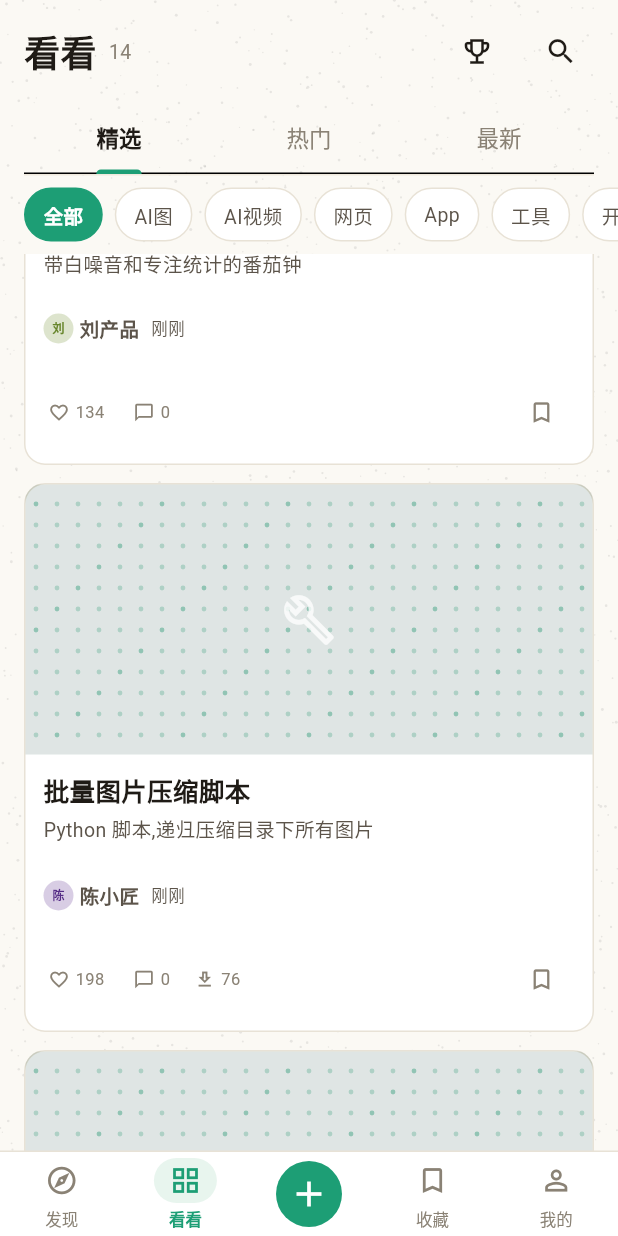
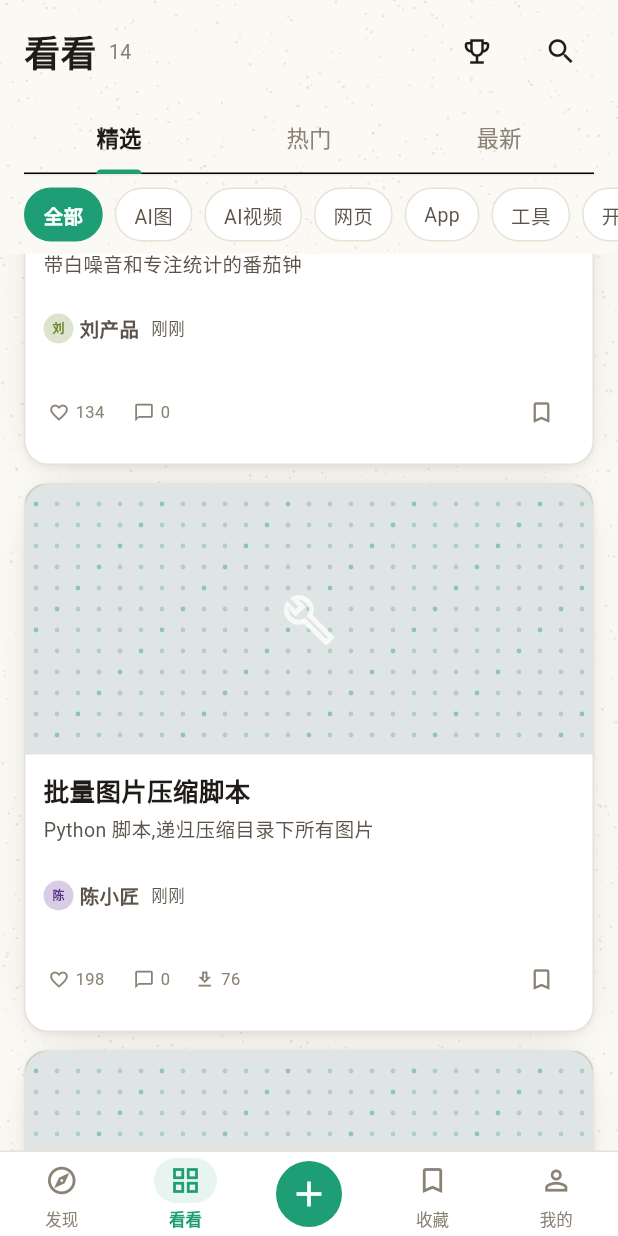
Before and after one commit to lBWtt/kankan-flutter, a Flutter app: the screen it shows after launch, item 2 of the bottom bar chosen, scrolled down 2880 dp, on a phone screen of 412 x 824 dp. Run offline on Flutter 3.47's test engine with Material 3 defaults, Android fonts, the phone set to English and light mode, and no system bars; our stand-ins replace flutter_animate, flutter_riverpod, freezed_annotation, go_router, image_picker, photo_view and 1 more; Roboto replaces fonts that are missing (JetBrainsMono, NotoSerifSC).

Commit message:
地基:阴影 elevation + 语义色板 + 圆角/字级 token(Claude 的 10%)
视觉地基层,zai 的 90% 在此基础上铺:
- tokens.dart: 新增 KkElevation(card/overlay 暖色阴影,纸感抬升);
  圆角柔化 md 10→12 / lg 14→16 / xl 18→20;新增 KkType.display(30 衬线,首屏 hero)
- kk_colors.dart: 补语义色板 like/gold/silver/bronze/amber(取自 Web 原型)
- project_card._full: 套 KkElevation.card,列表卡片从"纸片"变"有纵深"
- 点赞纪律:6 处 like 心形 coral→like(#E0245E);珊瑚橙自此只归 take
- 替换 flutter create 默认 counter 测试为真实启动冒烟

analyze 0 error(app 代码),web release 构建通过。

Co-Authored-By: Claude Opus 4.8 <noreply@anthropic.com>

```diff
--- a/lib/core/theme/kk_colors.dart
+++ b/lib/core/theme/kk_colors.dart
@@ -45,4 +45,16 @@ class KkColors {
   static const bd = Color(0xFFE8E2D6);
   /// 分隔线
   static const divider = Color(0xFFEFE9DD);
+
+  // ── 语义色(SSOT §1,取自 Web 原型全色板)──
+  /// 点赞情感色(区别于 take 的珊瑚橙)。心用偏红,take 用珊瑚。
+  static const like = Color(0xFFE0245E);
+  /// 榜单第 1 / staff_pick
+  static const gold = Color(0xFFB68A2E);
+  /// 榜单第 2
+  static const silver = Color(0xFF9F9B92);
+  /// 榜单第 3
+  static const bronze = Color(0xFFB97F4F);
+  /// repo stars / 次要强调
+  static const amber = Color(0xFFA57423);
 }
--- a/lib/core/theme/tokens.dart
+++ b/lib/core/theme/tokens.dart
@@ -23,10 +23,43 @@ class KkSpacing {
 class KkRadius {
   KkRadius._();
   static const sm = 6.0;   // 小标签
-  static const md = 10.0;  // 卡片
-  static const lg = 14.0;  // 大卡片
-  static const xl = 18.0;  // sheet 顶部
+  static const md = 12.0;  // 卡片
+  static const lg = 16.0;  // 大卡片(暖纸品牌偏柔和)
+  static const xl = 20.0;  // sheet 顶部
   static const pill = 999.0; // 胶囊
+}
+
+/// 高度 / 阴影体系(SSOT §1)
+///
+/// 暖纸品牌用暖色阴影(基色 #16130F),不用纯黑,避免发灰发脏。
+/// 卡片轻抬升,浮层重一档。Feed 行(分隔线式)不用阴影。
+class KkElevation {
+  KkElevation._();
+
+  /// 卡片:柔和暖色阴影 + 极浅贴地阴影(纸感抬升)
+  static const card = [
+    BoxShadow(
+      color: Color(0x1F16130F),
+      blurRadius: 24,
+      offset: Offset(0, 8),
+      spreadRadius: -8,
+    ),
+    BoxShadow(
+      color: Color(0x0F16130F),
+      blurRadius: 3,
+      offset: Offset(0, 1),
+    ),
+  ];
+
+  /// 浮层 / sheet / 底栏:更强一档
+  static const overlay = [
+    BoxShadow(
+      color: Color(0x2916130F),
+      blurRadius: 24,
+      offset: Offset(0, 8),
+      spreadRadius: -6,
+    ),
+  ];
 }
 
 /// 字号体系(三声部字体)
@@ -37,6 +70,15 @@ class KkRadius {
 ///   - 正文:系统 sans(Material 默认)
 class KkType {
   KkType._();
+
+  // 大标题 / 首屏 hero(衬线,编辑感)— SSOT §1
+  static const display = TextStyle(
+    fontFamily: 'NotoSerifSC',
+    fontSize: 30,
+    fontWeight: FontWeight.w700,
+    height: 1.2,
+    color: KkColors.t1,
+  );
 
   // 标题(衬线)— fontFamily 找不到时 Flutter 自动回退系统衬线
   static const h1 = TextStyle(
--- a/lib/features/detail/detail_screen.dart
+++ b/lib/features/detail/detail_screen.dart
@@ -438,7 +438,7 @@ class _DetailScreenState extends ConsumerState<DetailScreen> {
               _IconStat(
                 icon: isLiked ? Icons.favorite : Icons.favorite_border,
                 value: _fmtCount(likeCount),
-                color: isLiked ? KkColors.coral : null,
+                color: isLiked ? KkColors.like : null,
                 onTap: () => ref
                     .read(appStateProvider.notifier)
                     .toggleLike(project.id),
--- a/lib/features/post_detail/post_detail_screen.dart
+++ b/lib/features/post_detail/post_detail_screen.dart
@@ -227,7 +227,7 @@ class PostDetailScreen extends ConsumerWidget {
               _IconStat(
                 icon: isLiked ? Icons.favorite : Icons.favorite_border,
                 value: formatCount(likeCount),
-                color: isLiked ? KkColors.coral : KkColors.t3,
+                color: isLiked ? KkColors.like : KkColors.t3,
                 onTap: () =>
                     ref.read(appStateProvider.notifier).toggleLike(post.id),
               ),
--- a/lib/features/shared/comment_thread.dart
+++ b/lib/features/shared/comment_thread.dart
@@ -389,14 +389,14 @@ class _CommentTile extends ConsumerWidget {
                                 ? Icons.favorite
                                 : Icons.favorite_border,
                             size: 14,
-                            color: isLiked ? KkColors.coral : KkColors.t3,
+                            color: isLiked ? KkColors.like : KkColors.t3,
                           ),
                           const SizedBox(width: 4),
                           Text(
                             formatCount(likeCount),
                             style: KkType.mono.copyWith(
                               fontSize: 11,
-                              color: isLiked ? KkColors.coral : KkColors.t3,
+                              color: isLiked ? KkColors.like : KkColors.t3,
                             ),
                           ),
                         ],
--- a/lib/features/shared/post_card.dart
+++ b/lib/features/shared/post_card.dart
@@ -134,7 +134,7 @@ class PostCard extends ConsumerWidget {
               _IconStat(
                 icon: isLiked ? Icons.favorite : Icons.favorite_border,
                 value: formatCount(likeCount),
-                color: isLiked ? KkColors.coral : KkColors.t3,
+                color: isLiked ? KkColors.like : KkColors.t3,
                 onTap: () => ref
                     .read(appStateProvider.notifier)
                     .toggleLike(post.id),
--- a/lib/features/shared/project_card.dart
+++ b/lib/features/shared/project_card.dart
@@ -74,6 +74,7 @@ class ProjectCard extends ConsumerWidget {
           color: KkColors.bgCard,
           borderRadius: BorderRadius.circular(KkRadius.lg),
           border: Border.all(color: KkColors.bd),
+          boxShadow: KkElevation.card,
         ),
         clipBehavior: Clip.antiAlias,
         child: Column(
@@ -136,7 +137,7 @@ class ProjectCard extends ConsumerWidget {
                             ? Icons.favorite
                             : Icons.favorite_border,
                         value: formatCount(likeCount),
-                        color: isLiked ? KkColors.coral : KkColors.t3,
+                        color: isLiked ? KkColors.like : KkColors.t3,
                         onTap: () => ref
                             .read(appStateProvider.notifier)
                             .toggleLike(project.id),
```
Also changed, not shown: 1 other file.
